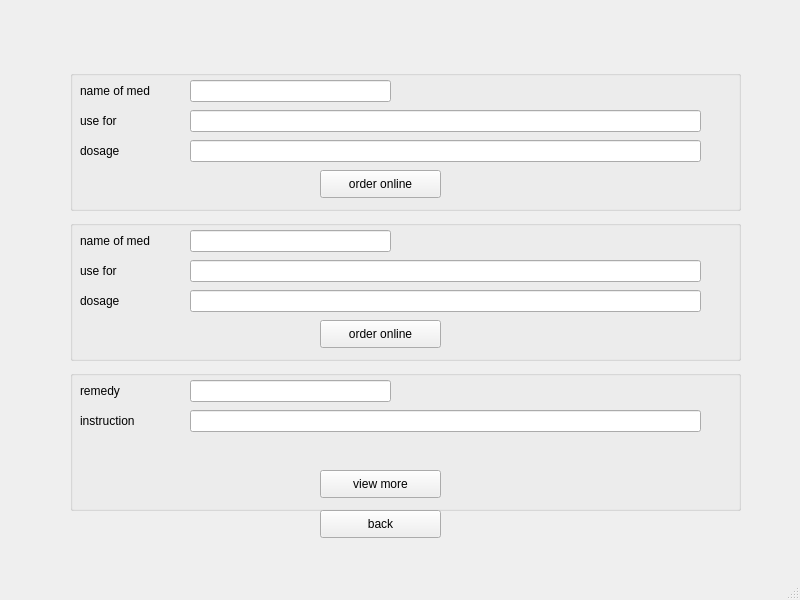
Old version of the form Screens/meds_&_remedy_screen.ui in the repository Ghulam-Mustafa08291/IlajNow.
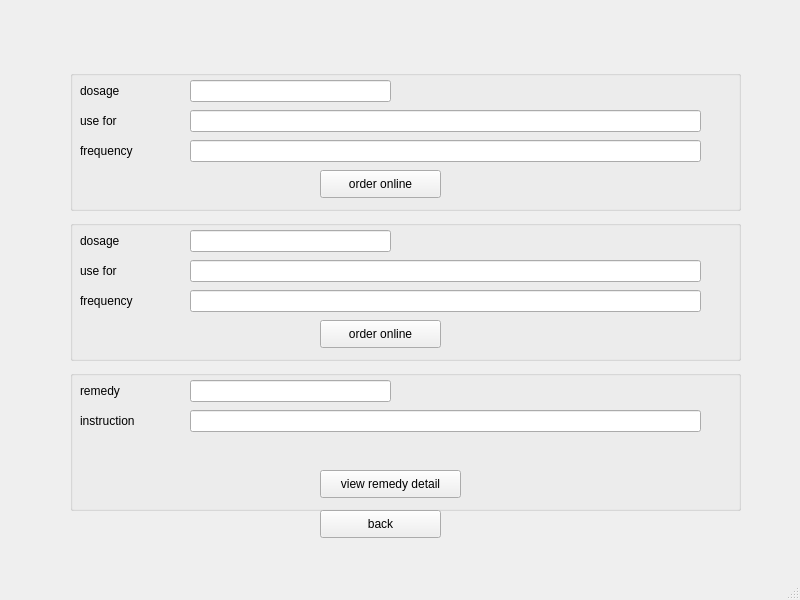
New version of the form.

Commit message: working on remedy and meds screen implementation

```diff
--- a/Screens/meds_&_remedy_screen.ui
+++ b/Screens/meds_&_remedy_screen.ui
@@ -36,7 +36,7 @@
       </rect>
      </property>
      <property name="text">
-      <string>name of med</string>
+      <string>dosage</string>
      </property>
     </widget>
     <widget class="QLineEdit" name="lineEdit_4">
@@ -82,7 +82,7 @@
       </rect>
      </property>
      <property name="text">
-      <string>dosage</string>
+      <string>frequency</string>
      </property>
     </widget>
     <widget class="QLineEdit" name="lineEdit_6">
@@ -172,12 +172,12 @@
       <rect>
        <x>250</x>
        <y>100</y>
-       <width>121</width>
+       <width>141</width>
        <height>28</height>
       </rect>
      </property>
      <property name="text">
-      <string>view more</string>
+      <string>view remedy detail</string>
      </property>
     </widget>
    </widget>
@@ -203,7 +203,7 @@
       </rect>
      </property>
      <property name="text">
-      <string>name of med</string>
+      <string>dosage</string>
      </property>
     </widget>
     <widget class="QLineEdit" name="lineEdit">
@@ -252,7 +252,7 @@
       </rect>
      </property>
      <property name="text">
-      <string>dosage</string>
+      <string>frequency</string>
      </property>
     </widget>
     <widget class="QLineEdit" name="lineEdit_3">
```
Left out of the diff: 14 changed lines with no effect on the pictures. The commit also changes 1 other file.
